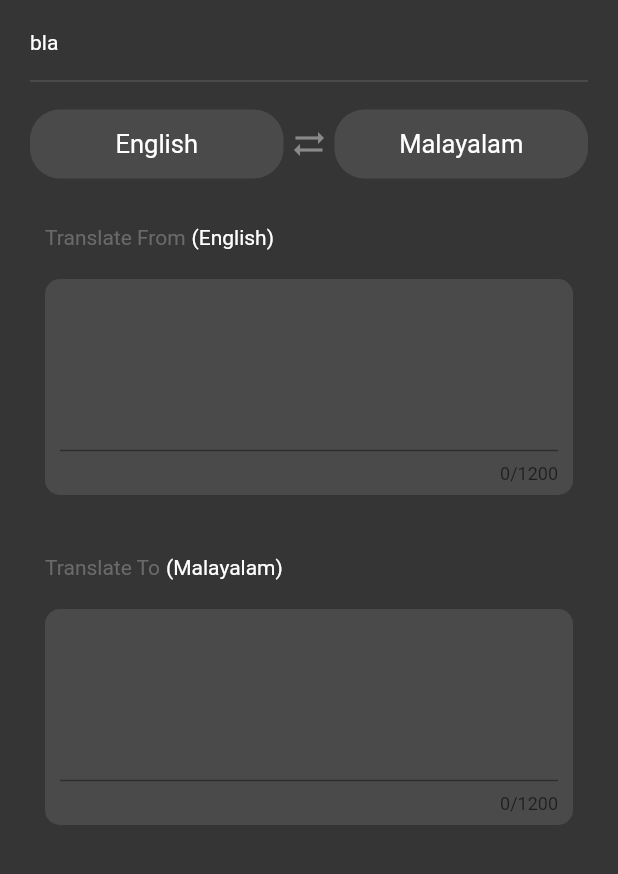
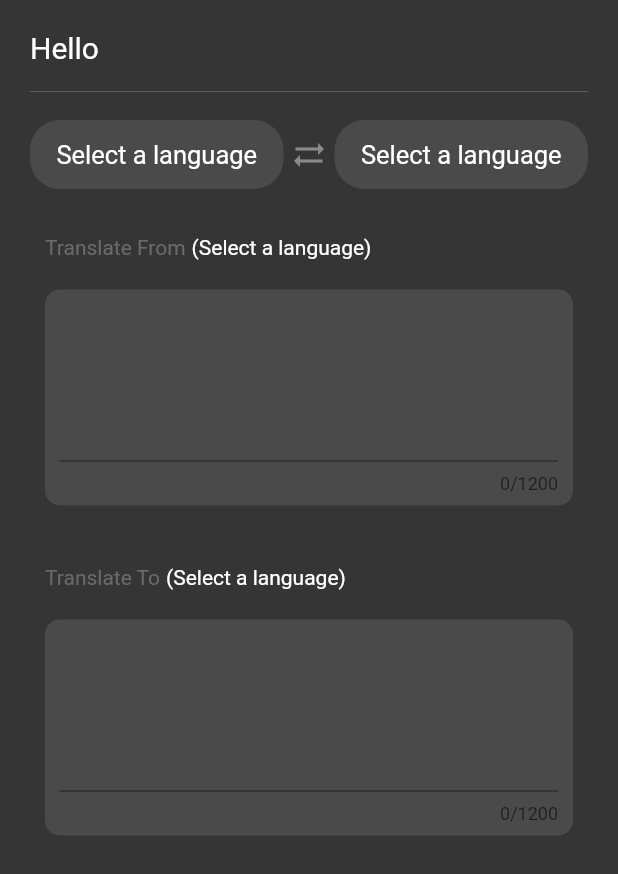
Before and after one commit to Nishadatgit/flutter_translator_app, a Flutter app: the screen it shows after launch, on a phone screen of 412 x 824 dp. Shown: the top 874 px of the screen. Run offline on Flutter 3.47's test engine with Material 2 defaults, Android fonts, the phone set to English and light mode, and no system bars; our stand-ins replace dio, flutter_localized_locales, get; network calls fail.

Commit message:
selecting languages from api data completed

```diff
--- a/lib/api/my_data.dart
+++ b/lib/api/my_data.dart
@@ -1 +1 @@
-const List<String> languages = ['English','Chinese','Japanese','Korean','Hindi','Kannada'];
+// const List<String> languages = ['English','Chinese','Japanese','Korean','Hindi','Kannada'];
--- /dev/null
+++ b/lib/constants/url.dart
@@ -0,0 +1,2 @@
+const baseUrl =
+    "https://google-translate1.p.rapidapi.com/language/translate/v2";
--- a/lib/controllers/all_languages_controller.dart
+++ b/lib/controllers/all_languages_controller.dart
@@ -1,19 +1,18 @@
-import 'dart:developer';
-
 import 'package:get/get.dart';
 import 'package:translator_app/api/http_manager.dart';
+import 'package:translator_app/constants/url.dart';
 import 'package:translator_app/models/all_languges_model.dart';
 
 class AllLanguagesController extends GetxController {
-  RxList<Language> allLanguages = RxList();
+  RxInt count = RxInt(0);
+  var allLanguages = AllLanguagesModel();
+  var isLoading = true.obs;
+  getAllLanguages() async {
+    final languages = await DioService().getMthod('$baseUrl/languages');
 
-  getAllLanguages() async {
-    final response = await DioAPiService().getMethod(
-        'https://google-translate1.p.rapidapi.com/language/translate/v2/languages');
-
-    response['languages'].forEach((element) {
-      allLanguages.add(Language.fromJson(element));
-    });
+    allLanguages = languages!;
+    isLoading = false.obs;
+    count.value = allLanguages.data!.languages.length;
   }
 
   @override
--- a/lib/main.dart
+++ b/lib/main.dart
@@ -1,4 +1,6 @@
 import 'package:flutter/material.dart';
+import 'package:flutter_localized_locales/flutter_localized_locales.dart';
+import 'package:get/get.dart';
 
 import 'screens/screen_home.dart';
 
@@ -11,7 +13,10 @@ class MyApp extends StatelessWidget {
 
   @override
   Widget build(BuildContext context) {
-    return MaterialApp(
+    return GetMaterialApp(
+      localizationsDelegates: const[
+        LocaleNamesLocalizationsDelegate()
+      ],
       theme: ThemeData(
         scaffoldBackgroundColor: const Color.fromARGB(221, 23, 22, 22),
         primarySwatch: Colors.grey,
@@ -20,7 +25,7 @@ class MyApp extends StatelessWidget {
           bodyText2: TextStyle(color: Colors.white),
         ),
       ),
-      home:  MyHome(),
+      home: MyHome(),
     );
   }
 }
--- a/lib/models/all_languges_model.dart
+++ b/lib/models/all_languges_model.dart
@@ -4,18 +4,15 @@
 
 import 'dart:convert';
 
-AllLanguagesModel allLanguagesModelFromJson(String str) =>
-    AllLanguagesModel.fromJson(json.decode(str));
-
 String allLanguagesModelToJson(AllLanguagesModel data) =>
     json.encode(data.toJson());
 
 class AllLanguagesModel {
   AllLanguagesModel({
-    required this.data,
+     this.data,
   });
 
-  Data data;
+  Data? data;
 
   factory AllLanguagesModel.fromJson(Map<String, dynamic> json) =>
       AllLanguagesModel(
@@ -23,7 +20,7 @@ class AllLanguagesModel {
       );
 
   Map<String, dynamic> toJson() => {
-        "data": data.toJson(),
+        "data": data!.toJson(),
       };
 }
 
--- a/lib/screens/screen_home.dart
+++ b/lib/screens/screen_home.dart
@@ -1,25 +1,24 @@
 import 'package:flutter/material.dart';
+import 'package:flutter_localized_locales/flutter_localized_locales.dart';
 import 'package:get/get.dart';
-import 'package:translator_app/api/http_manager.dart';
-import 'package:translator_app/api/my_data.dart';
 import 'package:translator_app/constants/heights.dart';
 import 'package:translator_app/controllers/all_languages_controller.dart';
-
 import 'widgets/choose_language_section.dart';
 import 'widgets/translate_from_section.dart';
 import 'widgets/translate_to_section.dart';
 
 final TextEditingController fromController = TextEditingController();
 final TextEditingController toController = TextEditingController();
-final fromLanguageNotifier = ValueNotifier('English');
-final toLanguageNotifier = ValueNotifier('Malayalam');
+final fromLanguageNotifier = ValueNotifier('Select a language');
+final toLanguageNotifier = ValueNotifier('Select a language');
 
-enum type { translateFrom, translateTo }
+enum Type { translateFrom, translateTo }
 
 class MyHome extends StatelessWidget {
   MyHome({super.key});
-  AllLanguagesController allLanguagesController =
+  final AllLanguagesController allLanguagesController =
       Get.put(AllLanguagesController());
+
   @override
   Widget build(BuildContext context) {
     return GestureDetector(
@@ -34,23 +33,17 @@ class MyHome extends StatelessWidget {
               const SizedBox(
                 height: 10,
               ),
-              Obx(
-                () => allLanguagesController.allLanguages.isNotEmpty
-                    ? Text(
-                        allLanguagesController.allLanguages
-                            .toString()
-                            .toString(),
+              const Text(
+                'Hello',
                 style: TextStyle(
                     fontWeight: FontWeight.w400,
                     fontSize: 20,
                     color: Colors.white),
-                      )
-                    : Text('bla'),
               ),
               kHeight10,
               Divider(color: Colors.grey.withOpacity(0.4)),
               kHeight10,
-              ChooseLanguageSection(),
+              const ChooseLanguageSection(),
               kHeight20,
               const TranslateFromSection(),
               kHeight20,
@@ -63,10 +56,11 @@ class MyHome extends StatelessWidget {
   }
 }
 
-void showLanguageBottomSheet(type operatiotype, BuildContext context) {
+void showLanguageBottomSheet(Type operatiotype, BuildContext context) {
   showModalBottomSheet(
     context: context,
     builder: (context) {
+      final languageController = Get.find<AllLanguagesController>();
       return Container(
         padding: const EdgeInsets.all(20),
         height: 600,
@@ -74,7 +68,7 @@ void showLanguageBottomSheet(type operatiotype, BuildContext context) {
           crossAxisAlignment: CrossAxisAlignment.start,
           children: [
             Text(
-              operatiotype == type.translateFrom ? 'From' : 'To',
+              operatiotype == Type.translateFrom ? 'From' : 'To',
               style: const TextStyle(
                 color: Colors.white,
                 fontSize: 18,
@@ -108,17 +102,30 @@ void showLanguageBottomSheet(type operatiotype, BuildContext context) {
             kHeight10,
             Expanded(
                 child: ListView.builder(
-                itemCount: languages.length,
+              itemCount: languageController.count.value,
               itemBuilder: (context, index) {
+                if (getLocalName(
+                        context,
+                        languageController
+                            .allLanguages.data!.languages[index].language) ==
+                    null) {
+                  return const SizedBox.shrink();
+                }
                 return Padding(
                   padding: const EdgeInsets.symmetric(vertical: 5),
                   child: InkWell(
                     onTap: () {
-                        if (operatiotype == type.translateFrom) {
-                          fromLanguageNotifier.value = languages[index];
+                      if (operatiotype == Type.translateFrom) {
                         Navigator.of(context).pop();
+                        fromLanguageNotifier.value = getLocalName(
+                            context,
+                            languageController
+                                .allLanguages.data!.languages[index].language)!;
                       } else {
-                          toLanguageNotifier.value = languages[index];
+                        toLanguageNotifier.value = getLocalName(
+                            context,
+                            languageController
+                                .allLanguages.data!.languages[index].language)!;
                         Navigator.of(context).pop();
                       }
                     },
@@ -127,19 +134,21 @@ void showLanguageBottomSheet(type operatiotype, BuildContext context) {
                           borderRadius: BorderRadius.circular(20)),
                       tileColor: Colors.black26,
                       title: Text(
-                          languages[index],
+                        getLocalName(
+                            context,
+                            languageController
+                                .allLanguages.data!.languages[index].language)!,
                         style: const TextStyle(
                             color: Colors.white, fontWeight: FontWeight.bold),
                       ),
                       leading: CircleAvatar(
-                          backgroundColor: Colors.accents[index],
+                        backgroundColor: Colors.accents[index % 3],
                       ),
                     ),
                   ),
                 );
               },
-              ),
-            )
+            )),
           ],
         ),
       );
@@ -148,3 +157,7 @@ void showLanguageBottomSheet(type operatiotype, BuildContext context) {
     backgroundColor: Colors.grey[900],
   );
 }
+
+String? getLocalName(BuildContext context, String locale) {
+  return LocaleNames.of(context)!.nameOf(locale);
+}
--- a/lib/screens/widgets/choose_language_section.dart
+++ b/lib/screens/widgets/choose_language_section.dart
@@ -1,14 +1,14 @@
 import 'package:flutter/material.dart';
+
 
 import 'package:translator_app/screens/screen_home.dart';
 
 import 'country_choose_button.dart';
 
 class ChooseLanguageSection extends StatelessWidget {
-  ChooseLanguageSection({
+  const ChooseLanguageSection({
     Key? key,
   }) : super(key: key);
-
 
   @override
   Widget build(BuildContext context) {
@@ -23,7 +23,8 @@ class ChooseLanguageSection extends StatelessWidget {
                 title: value,
                 onPressed: () {
 
-                  // showLanguageBottomSheet(type.translateFrom, context);
+                  // DioService().getMthod('$baseUrl/languages');
+                  showLanguageBottomSheet(Type.translateFrom, context);
                 },
               );
             },
@@ -43,7 +44,7 @@ class ChooseLanguageSection extends StatelessWidget {
               return LanguageChooseButton(
                 title: value,
                 onPressed: () {
-                  showLanguageBottomSheet(type.translateTo, context);
+                  showLanguageBottomSheet(Type.translateTo, context);
                 },
               );
             },
--- a/pubspec.yaml
+++ b/pubspec.yaml
@@ -33,6 +33,7 @@ dependencies:
   dio: ^4.0.6
   flutter:
     sdk: flutter
+  flutter_localized_locales: ^2.0.3
   get: ^4.6.5
   http: ^0.13.5
 
```
Also changed, not shown: lib/api/http_manager.dart (+38 -14 lines), pubspec.lock. Lines whose indentation alone changed are shown as unchanged.
